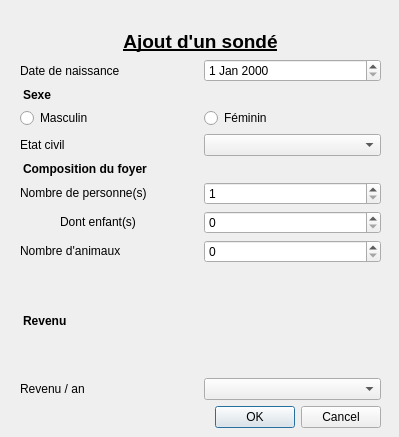
LeoGaudias/QTProjectS6, file QTProjectS6/ajoutpersonne.ui: the form before one commit.
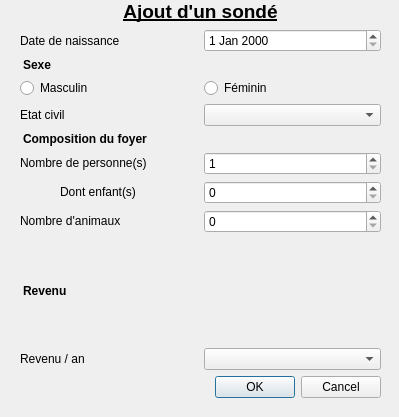
The form after the commit.

```diff
--- a/QTProjectS6/ajoutpersonne.ui
+++ b/QTProjectS6/ajoutpersonne.ui
@@ -7,7 +7,7 @@
     <x>0</x>
     <y>0</y>
     <width>399</width>
-    <height>437</height>
+    <height>417</height>
    </rect>
   </property>
   <property name="sizePolicy">
@@ -23,7 +23,7 @@
    <property name="geometry">
     <rect>
      <x>20</x>
-     <y>30</y>
+     <y>0</y>
      <width>361</width>
      <height>398</height>
     </rect>
```
